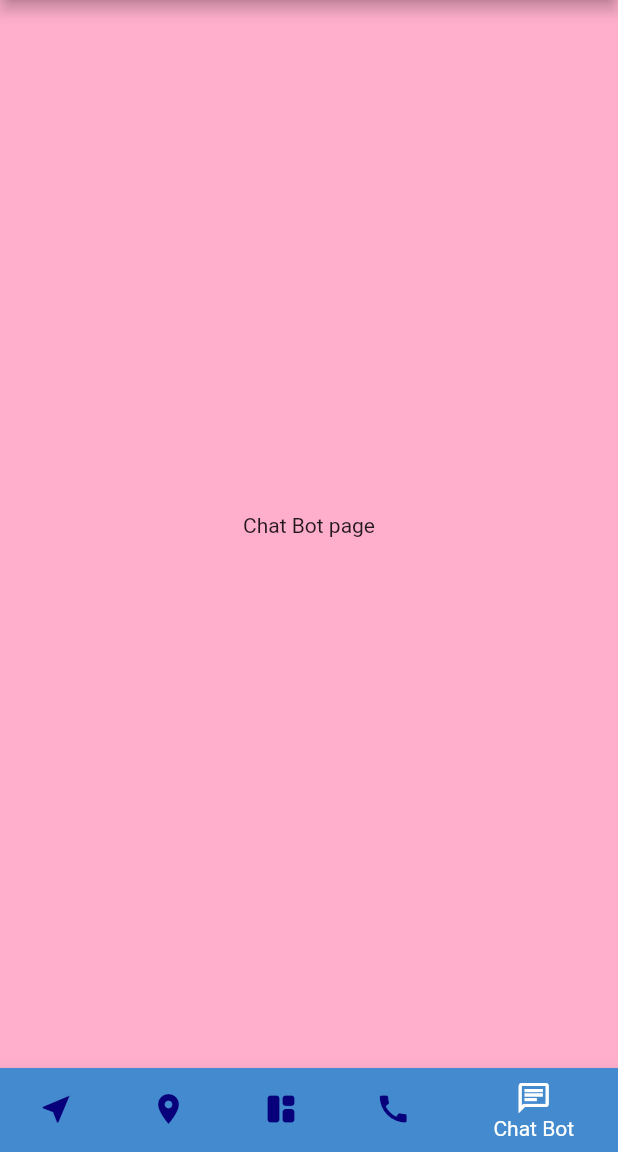
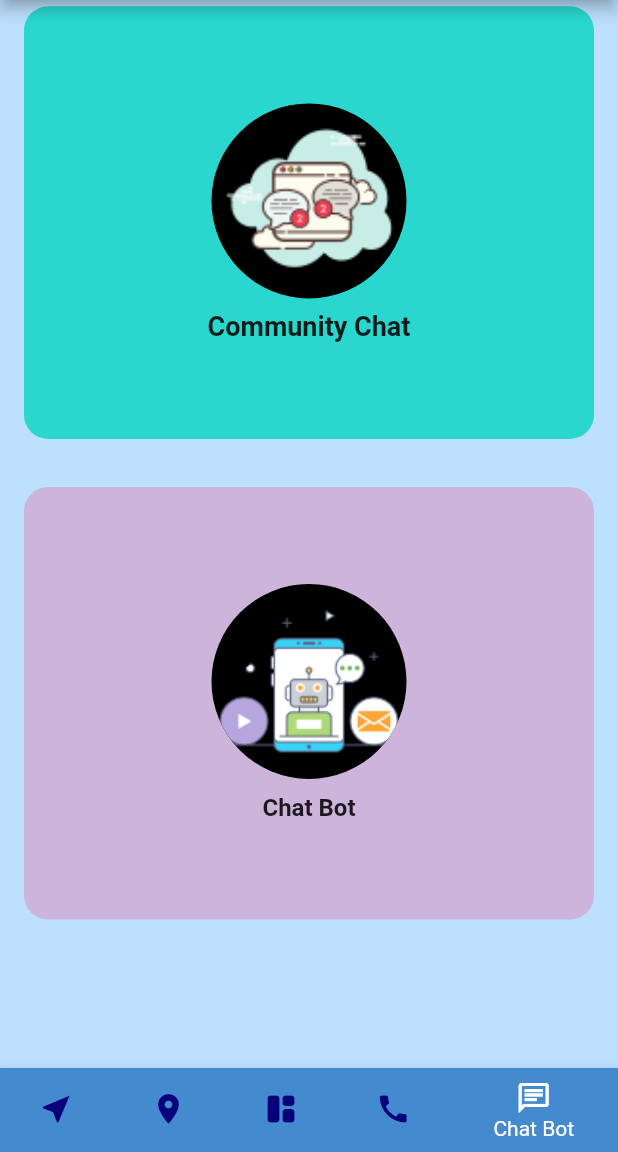
Before and after one commit to adityashah841/Rakshika-Kavach-2023, a Flutter app: the screen it shows after launch, item 5 of the bottom bar chosen, on a phone screen of 412 x 824 dp, the part 84-1236 px from its top. Run offline on Flutter 3.47's test engine with Material 2 defaults, Android fonts, the phone set to English and light mode, and no system bars; our stand-ins replace fluttertoast, geolocator; missing offline and left inert: flutter_callkit_incoming, flutter_phone_direct_caller.

Commit message:
Chat pages created

```diff
--- a/women_safety_app/lib/components/bottom_bar.dart
+++ b/women_safety_app/lib/components/bottom_bar.dart
@@ -1,6 +1,6 @@
 import 'package:flutter/material.dart';
-import 'package:women_safety_app/screens/chat_bot_screen.dart';
 import 'package:women_safety_app/screens/fake_call_screen.dart';
+import 'package:women_safety_app/screens/general_chat_screen.dart';
 import 'package:women_safety_app/screens/near_me_screen.dart';
 import 'package:women_safety_app/screens/safe_nav_screen.dart';
 import 'package:women_safety_app/screens/home_screen.dart';
@@ -20,7 +20,7 @@ class _BottomPageState extends State<BottomPage> {
     const SafeNavScreen(),
     const StartScreen(),
     const FakeCallScreen(),
-    const ChatBotScreen(),
+    const GeneralChatScreen(),
   ];
   onTapped(int index) {
     setState(() {
--- /dev/null
+++ b/women_safety_app/lib/screens/community_chat.dart
@@ -0,0 +1,15 @@
+import 'package:flutter/material.dart';
+import 'package:women_safety_app/components/app_bar.dart';
+import 'package:women_safety_app/utils/color.dart';
+
+class CommunityChatScreen extends StatelessWidget {
+  const CommunityChatScreen({super.key});
+  @override
+  Widget build(BuildContext context) {
+    return const Scaffold(
+      appBar: AppBarConstant(),
+      backgroundColor: rDarkPink,
+      body: Center(child: Text("Community Chat page")),
+    );
+  }
+}
--- /dev/null
+++ b/women_safety_app/lib/screens/general_chat_screen.dart
@@ -0,0 +1,139 @@
+import 'package:flutter/material.dart';
+import 'package:women_safety_app/components/app_bar.dart';
+import 'package:women_safety_app/screens/chat_bot_screen.dart';
+import 'package:women_safety_app/screens/community_chat.dart';
+import 'package:women_safety_app/utils/color.dart';
+
+class GeneralChatScreen extends StatefulWidget {
+  const GeneralChatScreen({super.key});
+
+  @override
+  _GeneralChatScreenState createState() => _GeneralChatScreenState();
+}
+
+class _GeneralChatScreenState extends State<GeneralChatScreen>
+    with SingleTickerProviderStateMixin {
+  late AnimationController _animationController;
+  late Animation<Offset> _slideAnimation1;
+  late Animation<Offset> _slideAnimation2;
+
+  @override
+  void initState() {
+    super.initState();
+    _animationController = AnimationController(
+        vsync: this, duration: const Duration(milliseconds: 1000));
+
+    _slideAnimation1 =
+        Tween<Offset>(begin: const Offset(-1, 0), end: Offset.zero).animate(
+            CurvedAnimation(parent: _animationController, curve: Curves.ease));
+
+    _slideAnimation2 =
+        Tween<Offset>(begin: const Offset(1, 0), end: Offset.zero).animate(
+            CurvedAnimation(parent: _animationController, curve: Curves.ease));
+
+    _animationController.forward();
+  }
+
+  @override
+  void dispose() {
+    _animationController.dispose();
+    super.dispose();
+  }
+
+  @override
+  Widget build(BuildContext context) {
+    double screenHeight = MediaQuery.of(context).size.height;
+    return Scaffold(
+      appBar: const AppBarConstant(),
+      backgroundColor: rBackground,
+      body: SingleChildScrollView(
+        child: Center(
+          child: Column(
+            mainAxisAlignment: MainAxisAlignment.center,
+            crossAxisAlignment: CrossAxisAlignment.stretch,
+            children: [
+              GestureDetector(
+                onTap: () {
+                  Navigator.of(context).push(MaterialPageRoute(
+                      builder: (context) => const CommunityChatScreen()));
+                },
+                child: SlideTransition(
+                  position: _slideAnimation1,
+                  child: AnimatedContainer(
+                    duration: const Duration(milliseconds: 500),
+                    height: screenHeight * 0.35,
+                    margin: const EdgeInsets.all(16),
+                    decoration: BoxDecoration(
+                      color: rLightPink, // Replace with your desired color
+                      borderRadius: BorderRadius.circular(16),
+                    ),
+                    child: const Center(
+                      child: Column(
+                        mainAxisAlignment: MainAxisAlignment.center,
+                        children: [
+                          CircleAvatar(
+                            radius: 65,
+                            backgroundColor: Colors.black,
+                            backgroundImage: AssetImage(
+                                'assets/images/commuityChat.png'), // Replace with your image asset
+                          ),
+                          SizedBox(height: 8),
+                          Text(
+                            'Community Chat', // Replace with your title
+                            style: TextStyle(
+                              fontSize: 18,
+                              fontWeight: FontWeight.bold,
+                            ),
+                          ),
+                        ],
+                      ),
+                    ),
+                  ),
+                ),
+              ),
+              GestureDetector(
+                onTap: () {
+                  Navigator.of(context).push(MaterialPageRoute(
+                      builder: (context) => const ChatBotScreen()));
+                },
+                child: SlideTransition(
+                  position: _slideAnimation2,
+                  child: AnimatedContainer(
+                    duration: const Duration(milliseconds: 500),
+                    height: screenHeight * 0.35,
+                    margin: const EdgeInsets.all(16),
+                    decoration: BoxDecoration(
+                      color: rPurple,
+                      borderRadius: BorderRadius.circular(16),
+                    ),
+                    child: const Center(
+                      child: Column(
+                        mainAxisAlignment: MainAxisAlignment.center,
+                        children: [
+                          CircleAvatar(
+                            radius: 65,
+                            backgroundColor: Colors.black,
+                            backgroundImage:
+                                AssetImage('assets/images/chatBot.png'),
+                          ),
+                          SizedBox(height: 10),
+                          Text(
+                            'Chat Bot',
+                            style: TextStyle(
+                              fontSize: 16,
+                              fontWeight: FontWeight.bold,
+                            ),
+                          ),
+                        ],
+                      ),
+                    ),
+                  ),
+                ),
+              ),
+            ],
+          ),
+        ),
+      ),
+    );
+  }
+}
--- a/women_safety_app/lib/utils/color.dart
+++ b/women_safety_app/lib/utils/color.dart
@@ -1,7 +1,7 @@
 import 'package:flutter/material.dart';
 
 const Color rPurple = Color(0xFFCDB4DB);
-const Color rLightPink = Color(0xFFFFC8DD);
+const Color rLightPink = Color.fromARGB(255, 42, 215, 207);
 const Color rDarkPink = Color(0xFFFFAFCC);
 const Color rLightBlue = Color(0xFFBDE0FE);
 const Color rBackground = Color(0xFFBDE0FE);
```
Also changed, not shown: women_safety_app/assets/images/chatBot.png (added), women_safety_app/assets/images/commuityChat.png (added).
